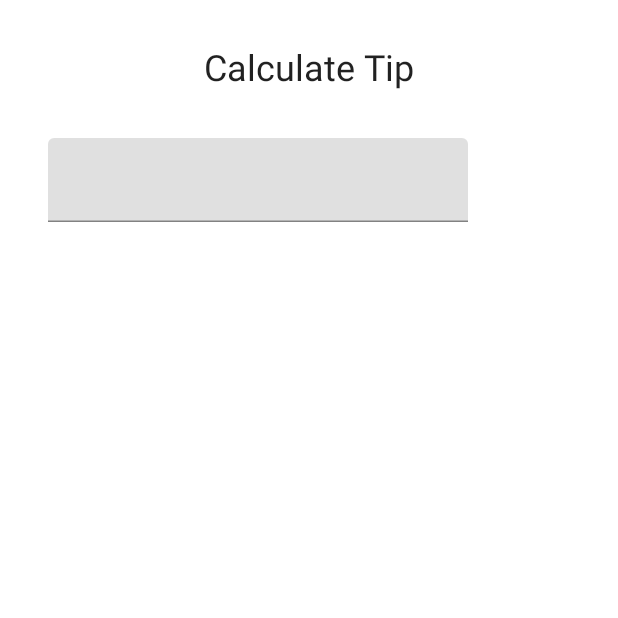
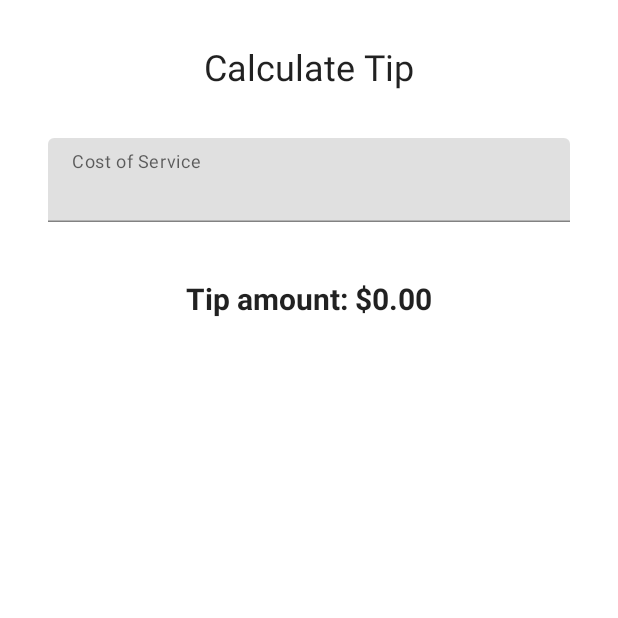
Before and after one commit to taotechs/Tip-Time-App, an Android app built with Jetpack Compose: the screen it shows after launch (MainActivity), on a phone screen of 412 x 824 dp, the top half of it. Run offline under Robolectric (Android 15) with nearby library versions, the phone set to English and light mode, and no system bars.

Commit message:
added full functionality

```diff
--- a/app/src/main/java/com/example/tiptime/MainActivity.kt
+++ b/app/src/main/java/com/example/tiptime/MainActivity.kt
@@ -4,6 +4,7 @@ import android.os.Bundle
 import androidx.activity.ComponentActivity
 import androidx.activity.compose.setContent
 import androidx.compose.foundation.layout.*
+import androidx.compose.foundation.text.KeyboardOptions
 import androidx.compose.material.MaterialTheme
 import androidx.compose.material.Surface
 import androidx.compose.material.Text
@@ -12,10 +13,13 @@ import androidx.compose.runtime.*
 import androidx.compose.ui.Alignment
 import androidx.compose.ui.Modifier
 import androidx.compose.ui.res.stringResource
+import androidx.compose.ui.text.font.FontWeight
+import androidx.compose.ui.text.input.KeyboardType
 import androidx.compose.ui.tooling.preview.Preview
 import androidx.compose.ui.unit.dp
 import androidx.compose.ui.unit.sp
 import com.example.tiptime.ui.theme.TipTimeTheme
+import java.text.NumberFormat
 
 class MainActivity : ComponentActivity() {
     override fun onCreate(savedInstanceState: Bundle?) {
@@ -36,28 +40,52 @@ class MainActivity : ComponentActivity() {
 
 @Composable
 fun TipTimeScreen() {
+    var amountInput by remember { mutableStateOf(" ") }
+    val amount = amountInput.toDoubleOrNull() ?: 0.0
+    val tip = calculateTip(amount = amount)
     Column(
         modifier = Modifier.padding(32.dp),
         verticalArrangement = Arrangement.spacedBy(8.dp)
-    ){
+    ) {
         Text(
             text = stringResource(R.string.calculate_tip),
             fontSize = 24.sp,
             modifier = Modifier.align(Alignment.CenterHorizontally)
         )
-        Spacer( Modifier.height(16.dp))
-        EditNumberField()
+        Spacer(Modifier.height(16.dp))
+        EditNumberField(value = amountInput, onValueChanged = {amountInput = it})
+        Spacer(Modifier.height(24.dp))
+        Text(
+            text = stringResource(R.string.tip_amount, tip),
+            modifier = Modifier.align(Alignment.CenterHorizontally),
+            fontSize = 20.sp,
+            fontWeight = FontWeight.Bold
+        )
 
 
     }
 }
+
 @Composable
-fun EditNumberField(){
-    var amountInput by remember {mutableStateOf("")}
-    TextField(value = amountInput,
-        onValueChange ={ amountInput = it} )
+fun EditNumberField(
+    value: String,
+    onValueChanged: (String) -> Unit
+) {
+
+    TextField(
+        value = value,
+        onValueChange = onValueChanged,
+        label = { Text(stringResource(R.string.cost_of_service)) },
+        modifier = Modifier.fillMaxWidth(),
+        singleLine = true,
+        keyboardOptions = KeyboardOptions(keyboardType = KeyboardType.Number)
+    )
 }
 
+private fun calculateTip(amount: Double, tipPercent: Double = 15.0): String {
+    val tip = (tipPercent / 100) * amount
+    return NumberFormat.getCurrencyInstance().format(tip)
+}
 
 @Preview(showBackground = true)
 @Composable
```
